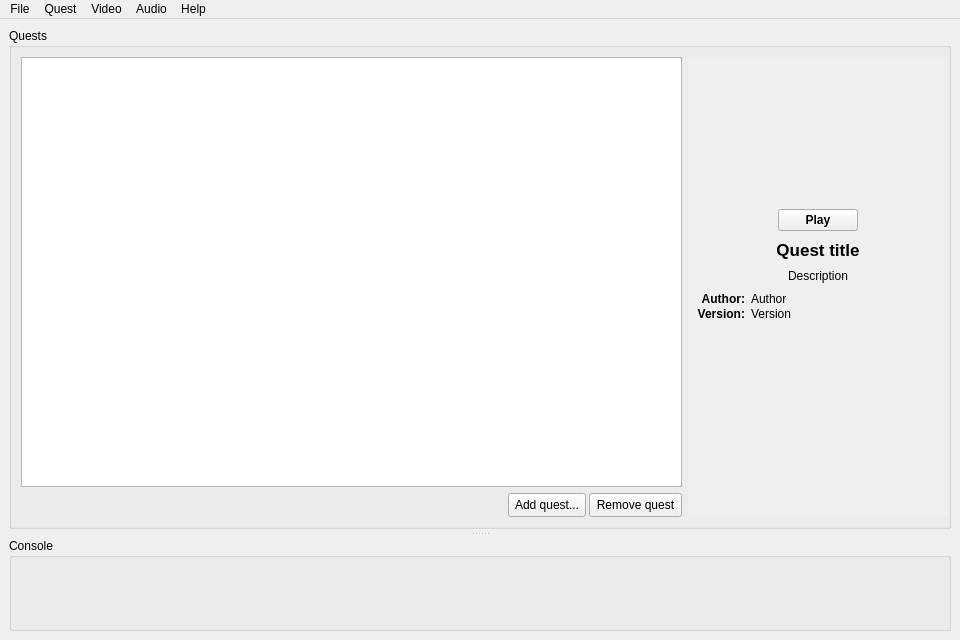
Before: the Qt Designer form gui/src/main_window.ui in capsterx/solarus, drawn with Qt 5.
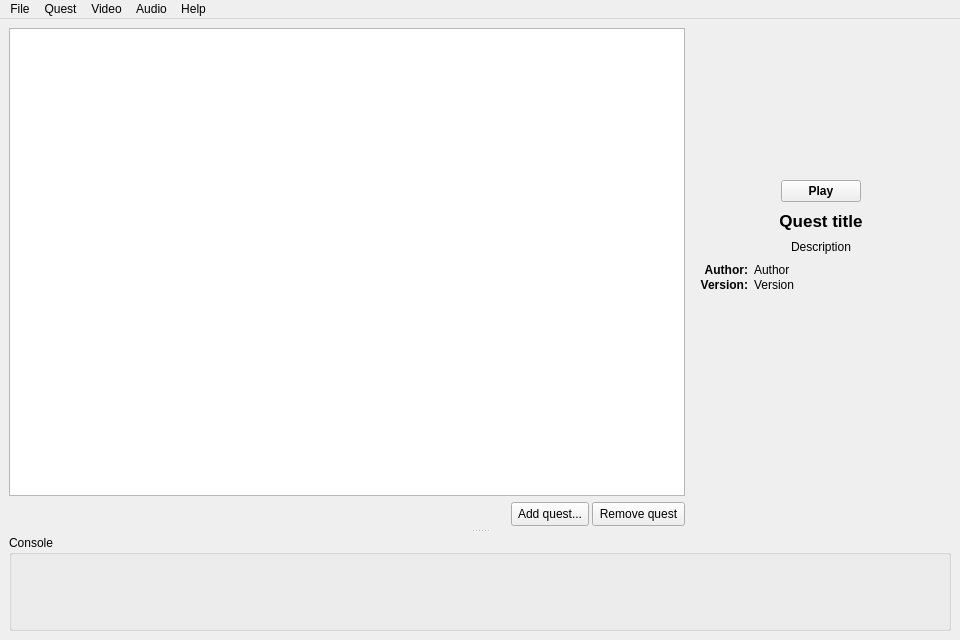
After: the same form once the commit is applied. Icons and pictures are not drawn. Custom widgets are drawn as their Qt base class.

Commit message: Remove useless groupbox

What changed in the file:
```diff
--- a/gui/src/main_window.ui
+++ b/gui/src/main_window.ui
@@ -61,28 +61,143 @@
         <property name="spacing">
          <number>6</number>
         </property>
-        <item row="0" column="0" colspan="2">
-         <widget class="QGroupBox" name="questsGroupBox">
-          <property name="title">
-           <string>Quests</string>
+        <item row="2" column="0">
+         <layout class="QHBoxLayout" name="quest_buttons_layout" stretch="0,1,1">
+          <property name="spacing">
+           <number>3</number>
           </property>
-          <layout class="QGridLayout" name="gridLayout" rowstretch="1,0,0">
            <property name="leftMargin">
-            <number>9</number>
+           <number>0</number>
            </property>
            <property name="topMargin">
-            <number>9</number>
+           <number>0</number>
            </property>
            <property name="rightMargin">
             <number>0</number>
            </property>
            <property name="bottomMargin">
-            <number>9</number>
-           </property>
-           <property name="spacing">
-            <number>6</number>
-           </property>
-           <item row="0" column="1" rowspan="3">
+           <number>0</number>
+          </property>
+          <item>
+           <spacer name="horizontalSpacer">
+            <property name="orientation">
+             <enum>Qt::Horizontal</enum>
+            </property>
+            <property name="sizeHint" stdset="0">
+             <size>
+              <width>0</width>
+              <height>0</height>
+             </size>
+            </property>
+           </spacer>
+          </item>
+          <item>
+           <widget class="QToolButton" name="add_button">
+            <property name="sizePolicy">
+             <sizepolicy hsizetype="Fixed" vsizetype="Fixed">
+              <horstretch>0</horstretch>
+              <verstretch>0</verstretch>
+             </sizepolicy>
+            </property>
+            <property name="minimumSize">
+             <size>
+              <width>24</width>
+              <height>24</height>
+             </size>
+            </property>
+            <property name="toolTip">
+             <string>Add quest</string>
+            </property>
+            <property name="text">
+             <string>Add quest...</string>
+            </property>
+            <property name="icon">
+             <iconset resource="../resources/images.qrc">
+              <normaloff>:/images/icon_add.png</normaloff>:/images/icon_add.png</iconset>
+            </property>
+            <property name="iconSize">
+             <size>
+              <width>16</width>
+              <height>16</height>
+             </size>
+            </property>
+            <property name="toolButtonStyle">
+             <enum>Qt::ToolButtonTextBesideIcon</enum>
+            </property>
+           </widget>
+          </item>
+          <item>
+           <widget class="QToolButton" name="remove_button">
+            <property name="sizePolicy">
+             <sizepolicy hsizetype="Fixed" vsizetype="Fixed">
+              <horstretch>0</horstretch>
+              <verstretch>0</verstretch>
+             </sizepolicy>
+            </property>
+            <property name="minimumSize">
+             <size>
+              <width>24</width>
+              <height>24</height>
+             </size>
+            </property>
+            <property name="toolTip">
+             <string>Remove quest</string>
+            </property>
+            <property name="text">
+             <string>Remove quest</string>
+            </property>
+            <property name="icon">
+             <iconset resource="../resources/images.qrc">
+              <normaloff>:/images/icon_remove.png</normaloff>:/images/icon_remove.png</iconset>
+            </property>
+            <property name="iconSize">
+             <size>
+              <width>16</width>
+              <height>16</height>
+             </size>
+            </property>
+            <property name="toolButtonStyle">
+             <enum>Qt::ToolButtonTextBesideIcon</enum>
+            </property>
+           </widget>
+          </item>
+         </layout>
+        </item>
+        <item row="0" column="0">
+         <widget class="SolarusGui::QuestsView" name="quests_view">
+          <property name="editTriggers">
+           <set>QAbstractItemView::NoEditTriggers</set>
+          </property>
+          <property name="selectionMode">
+           <enum>QAbstractItemView::SingleSelection</enum>
+          </property>
+          <property name="selectionBehavior">
+           <enum>QAbstractItemView::SelectRows</enum>
+          </property>
+          <attribute name="horizontalHeaderDefaultSectionSize">
+           <number>80</number>
+          </attribute>
+          <attribute name="horizontalHeaderHighlightSections">
+           <bool>false</bool>
+          </attribute>
+          <attribute name="horizontalHeaderMinimumSectionSize">
+           <number>80</number>
+          </attribute>
+          <attribute name="horizontalHeaderShowSortIndicator" stdset="0">
+           <bool>true</bool>
+          </attribute>
+          <attribute name="verticalHeaderVisible">
+           <bool>false</bool>
+          </attribute>
+          <attribute name="verticalHeaderDefaultSectionSize">
+           <number>50</number>
+          </attribute>
+          <attribute name="verticalHeaderMinimumSectionSize">
+           <number>50</number>
+          </attribute>
+         </widget>
+        </item>
+        <item row="0" column="1">
             <widget class="QScrollArea" name="quest_info_scrollarea">
              <property name="sizePolicy">
               <sizepolicy hsizetype="Expanding" vsizetype="Expanding">
@@ -126,7 +241,7 @@
                 <x>0</x>
                 <y>0</y>
                 <width>260</width>
-                <height>452</height>
+             <height>464</height>
                </rect>
               </property>
               <property name="sizePolicy">
@@ -447,145 +562,6 @@
              </widget>
             </widget>
            </item>
-           <item row="2" column="0">
-            <layout class="QHBoxLayout" name="quest_buttons_layout" stretch="0,1,1">
-             <property name="spacing">
-              <number>3</number>
-             </property>
-             <property name="leftMargin">
-              <number>0</number>
-             </property>
-             <property name="topMargin">
-              <number>0</number>
-             </property>
-             <property name="rightMargin">
-              <number>0</number>
-             </property>
-             <property name="bottomMargin">
-              <number>0</number>
-             </property>
-             <item>
-              <spacer name="horizontalSpacer">
-               <property name="orientation">
-                <enum>Qt::Horizontal</enum>
-               </property>
-               <property name="sizeHint" stdset="0">
-                <size>
-                 <width>0</width>
-                 <height>0</height>
-                </size>
-               </property>
-              </spacer>
-             </item>
-             <item>
-              <widget class="QToolButton" name="add_button">
-               <property name="sizePolicy">
-                <sizepolicy hsizetype="Fixed" vsizetype="Fixed">
-                 <horstretch>0</horstretch>
-                 <verstretch>0</verstretch>
-                </sizepolicy>
-               </property>
-               <property name="minimumSize">
-                <size>
-                 <width>24</width>
-                 <height>24</height>
-                </size>
-               </property>
-               <property name="toolTip">
-                <string>Add quest</string>
-               </property>
-               <property name="text">
-                <string>Add quest...</string>
-               </property>
-               <property name="icon">
-                <iconset resource="../resources/images.qrc">
-                 <normaloff>:/images/icon_add.png</normaloff>:/images/icon_add.png</iconset>
-               </property>
-               <property name="iconSize">
-                <size>
-                 <width>16</width>
-                 <height>16</height>
-                </size>
-               </property>
-               <property name="toolButtonStyle">
-                <enum>Qt::ToolButtonTextBesideIcon</enum>
-               </property>
-              </widget>
-             </item>
-             <item>
-              <widget class="QToolButton" name="remove_button">
-               <property name="sizePolicy">
-                <sizepolicy hsizetype="Fixed" vsizetype="Fixed">
-                 <horstretch>0</horstretch>
-                 <verstretch>0</verstretch>
-                </sizepolicy>
-               </property>
-               <property name="minimumSize">
-                <size>
-                 <width>24</width>
-                 <height>24</height>
-                </size>
-               </property>
-               <property name="toolTip">
-                <string>Remove quest</string>
-               </property>
-               <property name="text">
-                <string>Remove quest</string>
-               </property>
-               <property name="icon">
-                <iconset resource="../resources/images.qrc">
-                 <normaloff>:/images/icon_remove.png</normaloff>:/images/icon_remove.png</iconset>
-               </property>
-               <property name="iconSize">
-                <size>
-                 <width>16</width>
-                 <height>16</height>
-                </size>
-               </property>
-               <property name="toolButtonStyle">
-                <enum>Qt::ToolButtonTextBesideIcon</enum>
-               </property>
-              </widget>
-             </item>
-            </layout>
-           </item>
-           <item row="0" column="0" rowspan="2">
-            <widget class="SolarusGui::QuestsView" name="quests_view">
-             <property name="editTriggers">
-              <set>QAbstractItemView::NoEditTriggers</set>
-             </property>
-             <property name="selectionMode">
-              <enum>QAbstractItemView::SingleSelection</enum>
-             </property>
-             <property name="selectionBehavior">
-              <enum>QAbstractItemView::SelectRows</enum>
-             </property>
-             <attribute name="horizontalHeaderDefaultSectionSize">
-              <number>80</number>
-             </attribute>
-             <attribute name="horizontalHeaderHighlightSections">
-              <bool>false</bool>
-             </attribute>
-             <attribute name="horizontalHeaderMinimumSectionSize">
-              <number>80</number>
-             </attribute>
-             <attribute name="horizontalHeaderShowSortIndicator" stdset="0">
-              <bool>true</bool>
-             </attribute>
-             <attribute name="verticalHeaderVisible">
-              <bool>false</bool>
-             </attribute>
-             <attribute name="verticalHeaderDefaultSectionSize">
-              <number>50</number>
-             </attribute>
-             <attribute name="verticalHeaderMinimumSectionSize">
-              <number>50</number>
-             </attribute>
-            </widget>
-           </item>
-          </layout>
-         </widget>
-        </item>
        </layout>
       </widget>
       <widget class="QWidget" name="bottom_widget" native="true">
```
Left out of the diff: 2 changed lines with no effect on the pictures. Lines whose indentation alone changed are shown as unchanged.
